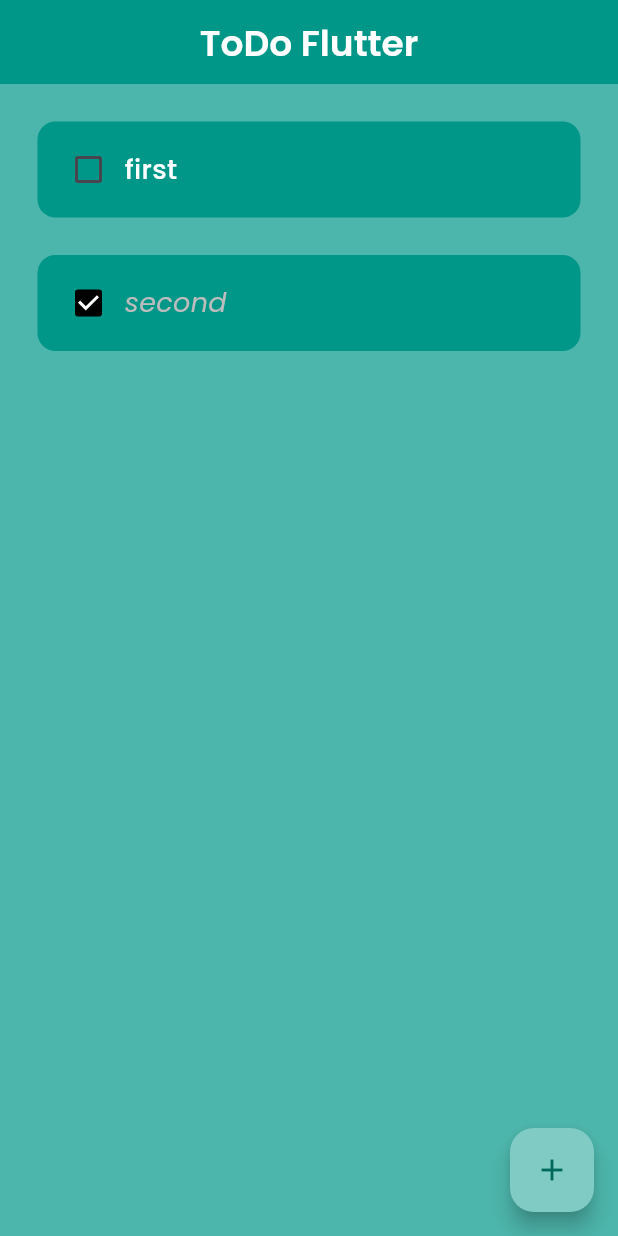
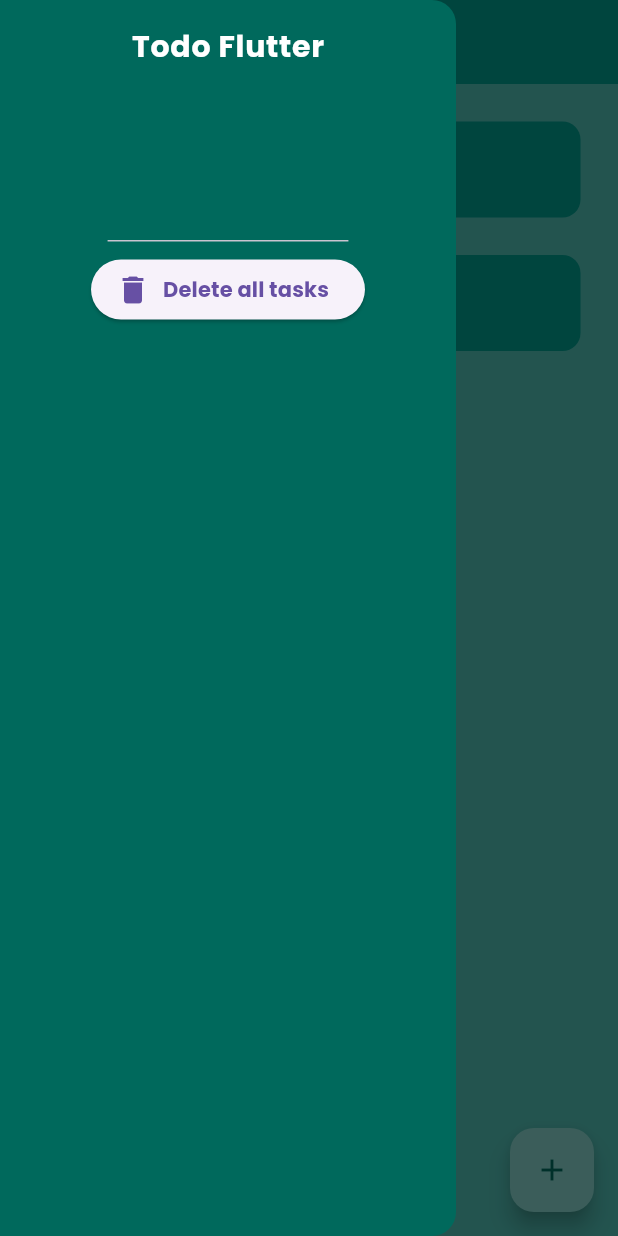
Before and after one commit to bitterkofte/todo_app_flutter, a Flutter app: the screen it shows after launch, with the side drawer open (before the commit the screen has no drawer), on a phone screen of 412 x 824 dp. Run offline on Flutter 3.47's test engine with Material 3 defaults, Android fonts, the phone set to English and light mode, and no system bars; drawn by our look-alikes of flutter_slidable; our stand-ins replace google_fonts, hive_flutter; missing offline and left inert: dart:ffi; accounts and stored records are empty.

```diff
--- a/lib/data/database.dart
+++ b/lib/data/database.dart
@@ -14,11 +14,11 @@ class ToDoDataBase {
     // ];
     toDoList = [
       {
-        "task": "first",
+        "task": "Walk the dog",
         "isCompleted": false,
       },
       {
-        "task": "second",
+        "task": "Publish the project",
         "isCompleted": true,
       },
     ];
--- a/lib/main.dart
+++ b/lib/main.dart
@@ -23,7 +23,7 @@ class MyApp extends StatelessWidget {
       theme: ThemeData(
           primarySwatch: Colors.teal,
           primaryColor: Colors.teal,
-          primaryColorLight: Colors.teal[200],
+          primaryColorLight: Colors.teal[300],
           primaryColorDark: Colors.teal[800],
           textTheme: GoogleFonts.poppinsTextTheme()),
     );
--- a/lib/pages/home_page.dart
+++ b/lib/pages/home_page.dart
@@ -81,10 +81,19 @@ class _HomePageState extends State<HomePage> {
     db.updateDataBase();
   }
 
+  // delete all tasks
+  void deleteAllTasks(int index) {
+    setState(() {
+      db.toDoList = [];
+    });
+    db.updateDataBase();
+  }
+
   @override
   Widget build(BuildContext context) {
     return Scaffold(
       appBar: AppBar(
+        iconTheme: IconThemeData(color: Colors.white),
         centerTitle: true,
         title: const Text(
           "ToDo Flutter",
@@ -92,6 +101,28 @@ class _HomePageState extends State<HomePage> {
               color: Colors.white, fontWeight: FontWeight.w600, fontSize: 24),
         ),
         backgroundColor: Colors.teal,
+      ),
+      drawer: Drawer(
+        backgroundColor: Theme.of(context).primaryColorDark,
+        child: Column(
+          children: [
+            DrawerHeader(
+                child: Text("Todo Flutter",
+                    style: TextStyle(
+                        color: Colors.white,
+                        fontSize: 20,
+                        fontWeight: FontWeight.w700))),
+            ElevatedButton.icon(
+              onPressed: () => deleteAllTasks,
+              icon: Icon(
+                Icons.delete,
+                size: 24.0,
+              ),
+              label: Text('Delete all tasks',
+                  style: TextStyle(fontWeight: FontWeight.w700)), // <-- Text
+            ),
+          ],
+        ),
       ),
       backgroundColor: Colors.teal[300],
       body: ListView.builder(
--- a/lib/utils/todo_tile.dart
+++ b/lib/utils/todo_tile.dart
@@ -33,6 +33,8 @@ class ToDoTile extends StatelessWidget {
             // spacing: 10,
           ),
         ]),
+        child: GestureDetector(
+          onTap: () => onChanged?.call(taskCompleted),
           child: Container(
             padding: EdgeInsets.only(top: 8, bottom: 8, left: 10, right: 10),
             child: Row(
@@ -40,11 +42,11 @@ class ToDoTile extends StatelessWidget {
                 Checkbox(
                   value: taskCompleted,
                   onChanged: onChanged,
-                activeColor: Colors.black,
+                  activeColor: Colors.teal[900],
                 ),
                 Text(taskName,
                     style: TextStyle(
-                    color: taskCompleted ? Colors.grey[400] : Colors.white,
+                      color: taskCompleted ? Colors.teal[900] : Colors.white,
                       fontWeight: FontWeight.w500,
                       fontSize: 18,
                       fontStyle:
@@ -56,6 +58,7 @@ class ToDoTile extends StatelessWidget {
                 color: Colors.teal, borderRadius: BorderRadius.circular(12)),
           ),
         ),
+      ),
     );
   }
 }
```
Also changed, not shown: public/First.png (added), public/Second.png (added), public/Third.png (added), 1 other file. Lines whose indentation alone changed are shown as unchanged.
